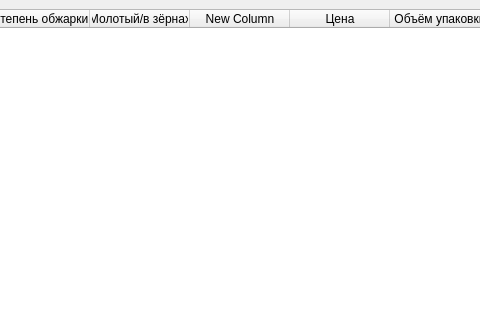
Above: main.ui from bogdan-nikitin/Types-of-coffee before the change; both pictures show x 220 to 700 and y 0 to 320 of the 971 by 629 pixel window. Below: the same form after it.
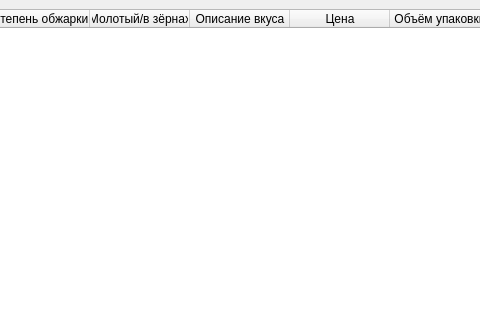
That is the form after the change.

Commit message: Изменил название колонки в UI

Patch:
```diff
--- a/main.ui
+++ b/main.ui
@@ -21,8 +21,17 @@
        <enum>Qt::LeftToRight</enum>
       </property>
       <property name="sizeAdjustPolicy">
-       <enum>QAbstractScrollArea::AdjustToContents</enum>
+       <enum>QAbstractScrollArea::AdjustIgnored</enum>
       </property>
+      <attribute name="horizontalHeaderCascadingSectionResizes">
+       <bool>false</bool>
+      </attribute>
+      <attribute name="horizontalHeaderShowSortIndicator" stdset="0">
+       <bool>false</bool>
+      </attribute>
+      <attribute name="horizontalHeaderStretchLastSection">
+       <bool>false</bool>
+      </attribute>
       <attribute name="verticalHeaderVisible">
        <bool>false</bool>
       </attribute>
@@ -48,7 +57,7 @@
       </column>
       <column>
        <property name="text">
-        <string>New Column</string>
+        <string>Описание вкуса</string>
        </property>
       </column>
       <column>
```
Left out of the diff: 3 changed lines with no effect on the pictures.
